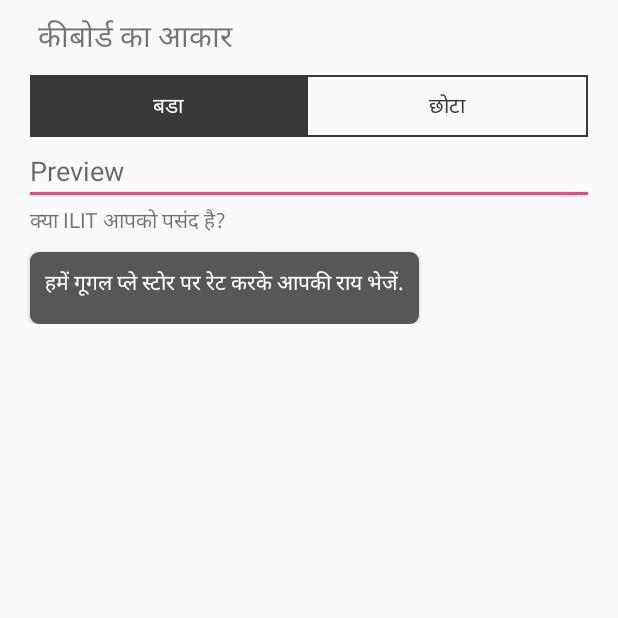
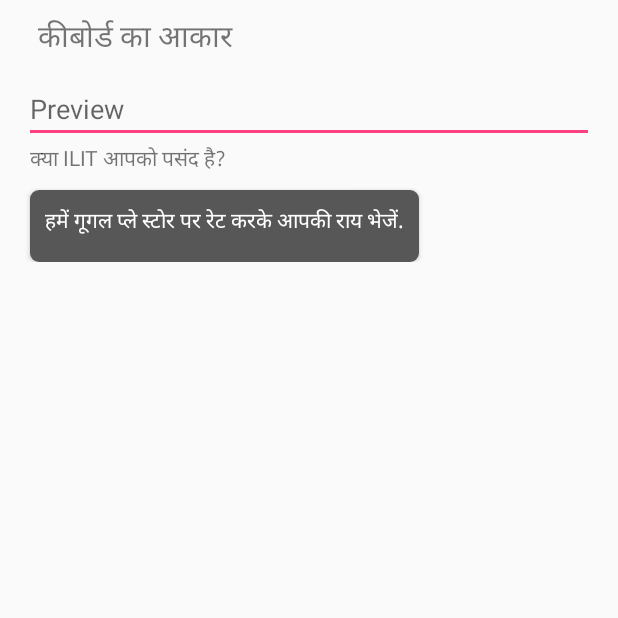
Before and after one commit to BuildmLearn/Indic-Language-Input-Tool-ILIT, an Android app: the SettingsActivity screen opened directly, with no data from a screen before it, on a phone screen of 412 x 824 dp, the top half of it. Run offline under Robolectric (Android 15) with nearby library versions, the phone set to English and light mode, and no system bars; libraries missing offline, so code that uses them is left out: com.crashlytics.android, io.fabric.sdk; 1 statement that could not run was skipped.

Commit message:
Removed size

```diff
--- a/SourceCode/ILIT/AndroidApp/IndicKeyboard/app/src/main/java/org/buildmlearn/indickeyboard/settings/SettingsActivity.java
+++ b/SourceCode/ILIT/AndroidApp/IndicKeyboard/app/src/main/java/org/buildmlearn/indickeyboard/settings/SettingsActivity.java
@@ -17,9 +17,7 @@ import android.view.inputmethod.InputMethodInfo;
 import android.view.inputmethod.InputMethodManager;
 import android.widget.Button;
 import android.widget.EditText;
-import android.widget.RadioButton;
 import android.widget.RadioGroup;
-import android.widget.RadioGroup.OnCheckedChangeListener;
 import android.widget.ScrollView;
 import android.widget.TextView;
 
@@ -58,20 +56,13 @@ public class SettingsActivity extends PreferenceActivity {
 		previewEditText = (EditText) layout
 				.findViewById(R.id.preview_edit_text);
 		instructionTextView = (TextView) layout.findViewById(R.id.instruction);
-		radioGroup = (RadioGroup) layout.findViewById(R.id.layoutRadioGroup);
+
 		rateus = (Button) layout.findViewById(R.id.rateus);
 		doYouLikeTextView = (TextView) layout.findViewById(R.id.likeus);
 
-		RadioButton smallRadio = (RadioButton) layout
-				.findViewById(R.id.smallRadioButton);
-		RadioButton bigRadio = (RadioButton) layout
-				.findViewById(R.id.bigRadioButton);
-	//Will add more themes and layouts here
-		String smallRadioText = getStringResourceByName("settings_layout_small");
-		String bigRadioText = getStringResourceByName("settings_layout_big");
 
-		smallRadio.setText(smallRadioText);
-		bigRadio.setText(bigRadioText);
+
+
 
 		String instruction = getStringResourceByName("settings_instruction");
 		instructionTextView.setText(instruction);
@@ -93,13 +84,6 @@ public class SettingsActivity extends PreferenceActivity {
 
 		String key = getString(R.string.tablet_layout_setting_key);
 		Boolean isBig = prefs.getBoolean(key, false);
-		if (!isBig) {
-			smallRadio.setChecked(true);
-			bigRadio.setChecked(false);
-		} else {
-			smallRadio.setChecked(false);
-			bigRadio.setChecked(true);
-		}
 
 		rateus.setOnClickListener(new OnClickListener() {
 
@@ -113,28 +97,7 @@ public class SettingsActivity extends PreferenceActivity {
 			}
 		});
 
-		OnCheckedChangeListener radioGroupOnCheckedChangeListener = new OnCheckedChangeListener() {
 
-			@Override
-			public void onCheckedChanged(RadioGroup group, int checkedId) {
-				editor = prefs.edit();
-				String key = getResources().getString(
-						R.string.tablet_layout_setting_key);
-
-				if (checkedId == R.id.smallRadioButton) {
-					editor.putInt("theme",R.layout.mainkeyboard_light);
-					editor.commit();
-					showPreview();
-				} else {
-					editor.putInt("theme",R.layout.mainkeyboard_light);
-					editor.commit();
-					showPreview();
-				}
-			}
-		};
-
-		radioGroup
-				.setOnCheckedChangeListener(radioGroupOnCheckedChangeListener);
 
 		if (isDefault && isEnabled) {
 			isTablet = isTablet(this);
@@ -218,16 +181,11 @@ public class SettingsActivity extends PreferenceActivity {
 	}
 
 	public void setCorrectText() {
-		RadioButton smallRadio = (RadioButton) layout
-				.findViewById(R.id.smallRadioButton);
-		RadioButton bigRadio = (RadioButton) layout
-				.findViewById(R.id.bigRadioButton);
 
 		String smallRadioText = getStringResourceByName("settings_layout_small");
 		String bigRadioText = getStringResourceByName("settings_layout_big");
 
-		smallRadio.setText(smallRadioText);
-		bigRadio.setText(bigRadioText);
+
 
 		String instruction = getStringResourceByName("settings_instruction");
 		instructionTextView.setText(instruction);
--- a/SourceCode/ILIT/AndroidApp/IndicKeyboard/app/src/main/res/layout/settings_layout.xml
+++ b/SourceCode/ILIT/AndroidApp/IndicKeyboard/app/src/main/res/layout/settings_layout.xml
@@ -18,46 +18,14 @@
         android:paddingTop="10dp"
         android:paddingBottom="10dp" />
 
-    <RadioGroup
-        android:id="@+id/layoutRadioGroup"
-        android:layout_width="match_parent"
-        android:layout_height="wrap_content"
-        android:layout_below="@id/instruction"
-        android:paddingLeft="20dp"
-        android:paddingRight="20dp"
-        android:orientation="horizontal" >
-        <RadioButton
-            android:id="@+id/smallRadioButton"
-            android:layout_width="wrap_content"
-            android:layout_height="wrap_content"
-            android:gravity="center_horizontal"
-            style="@style/settings_layout"
-            android:button="@null"
-            android:focusable="false"
-            android:layout_weight="1"
-            android:text="@string/settings_layout_small" >
-        </RadioButton>
 
-
-        <RadioButton
-            android:id="@+id/bigRadioButton"
-            android:layout_width="wrap_content"
-            android:layout_height="wrap_content"
-            android:gravity="center_horizontal"
-            style="@style/settings_layout"
-            android:button="@null"
-            android:layout_weight="1"
-            android:focusable="false"
-            android:text="@string/settings_layout_big" />
-
-    </RadioGroup>
 
     <EditText android:id="@+id/preview_edit_text"
         android:layout_width="match_parent"
         android:layout_height="wrap_content"
         android:layout_marginLeft="16dp"
         android:layout_marginRight="16dp"
-        android:layout_below="@id/layoutRadioGroup"
+        android:layout_below="@id/instruction"
         android:hint="@string/preview_your_settings"/>
 
      <TextView
@@ -86,7 +54,6 @@
     <fragment android:id="@+id/settings_fragment"
         android:layout_width="match_parent"
         android:layout_height="wrap_content"
-        android:layout_below="@id/layoutRadioGroup"
         android:layout_above="@id/rateus"
         android:name="org.buildmlearn.indickeyboard.settings.UserSettings"/>
 
```
